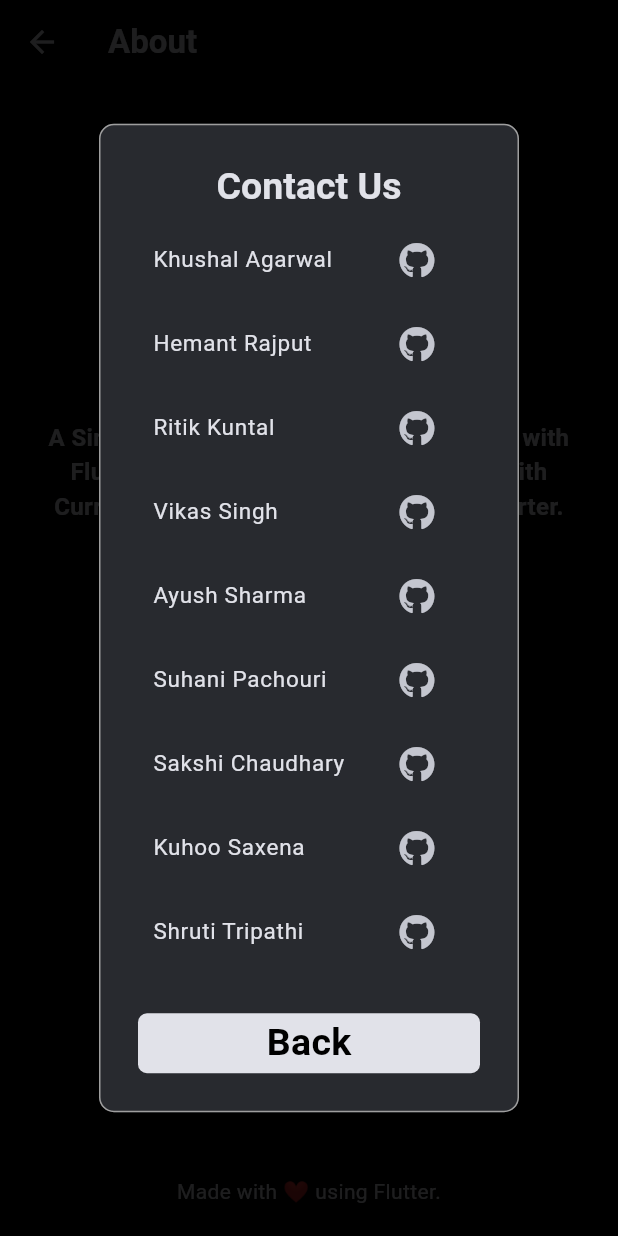
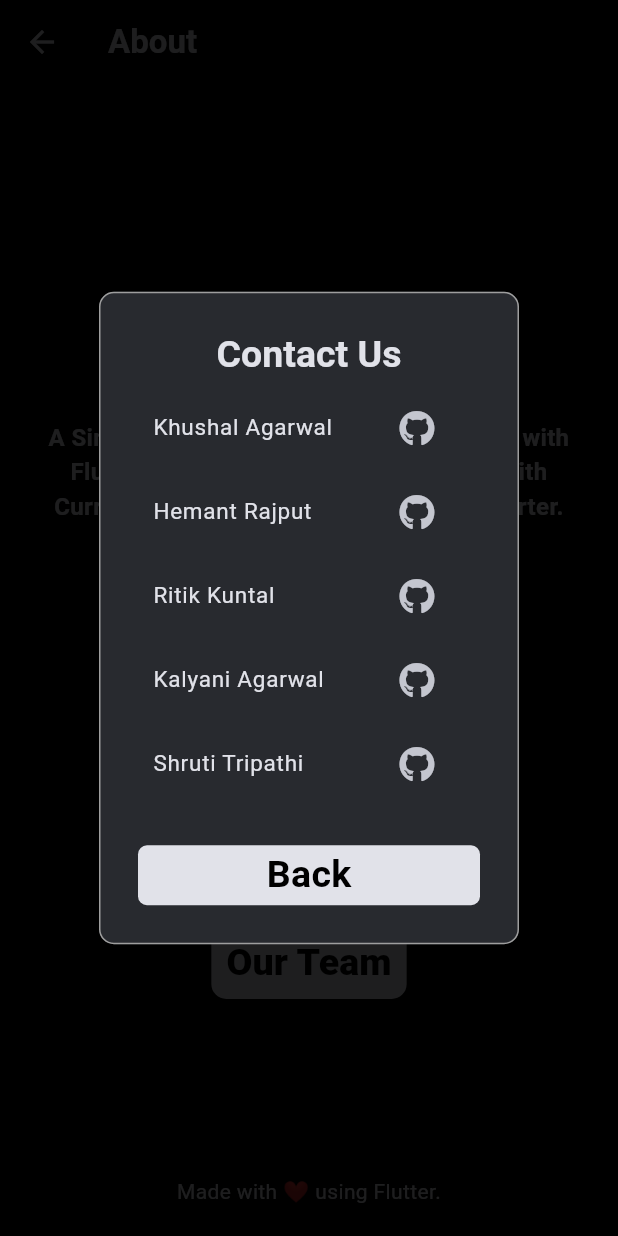
Before and after one commit to rajput-hemant/calculator, a Flutter app: the AboutScreen screen opened by its route, after a tap on "Our Team", on a phone screen of 412 x 824 dp. Run offline on Flutter 3.47's test engine with Material 2 defaults, Android fonts, the phone set to English and light mode, and no system bars; drawn by our look-alikes of rflutter_alert; our stand-ins replace flutter_dotenv, flutter_riverpod, font_awesome_flutter, math_expressions, shared_preferences; accounts and stored records are empty; network calls fail; Roboto replaces fonts that are missing (PTSans).

```diff
--- a/lib/screens/about_screen.dart
+++ b/lib/screens/about_screen.dart
@@ -75,7 +75,7 @@ class AboutScreen extends ConsumerWidget {
                 height: 25,
               ),
               onPressed: () =>
-                  UrlLauncher('https://github.com/rajput-hemant/calculator'),
+                  UrlLauncher('https://github.com/Khushal-ag/calculator/tree/khushal'),
             ),
             const Padding(
               padding: EdgeInsets.symmetric(horizontal: 20, vertical: 15),
@@ -123,14 +123,7 @@ class AboutScreen extends ConsumerWidget {
                     teamTile(
                         'Hemant Rajput', 'https://github.com/rajput-hemant'),
                     teamTile('Ritik Kuntal', 'https://github.com/b49-Ritik'),
-                    teamTile('Vikas Singh', 'https://github.com/B-63Vikas'),
-                    teamTile(
-                        'Ayush Sharma', 'https://github.com/AyushSharma3566'),
-                    teamTile(
-                        'Suhani Pachouri', 'https://github.com/Suhanipachouri'),
-                    teamTile(
-                        'Sakshi Chaudhary', 'https://github.com/Sakshi-Chy27'),
-                    teamTile('Kuhoo Saxena', 'https://github.com/SaxenaKuhoo'),
+                    teamTile('Kalyani Agarwal', 'https://github.com/kalyaniag'),
                     teamTile('Shruti Tripathi', 'https://github.com/shru-ty'),
                   ],
                 ),
```
Also changed, not shown: lib/widgets/main_appbar.dart (+11 -5 lines).
